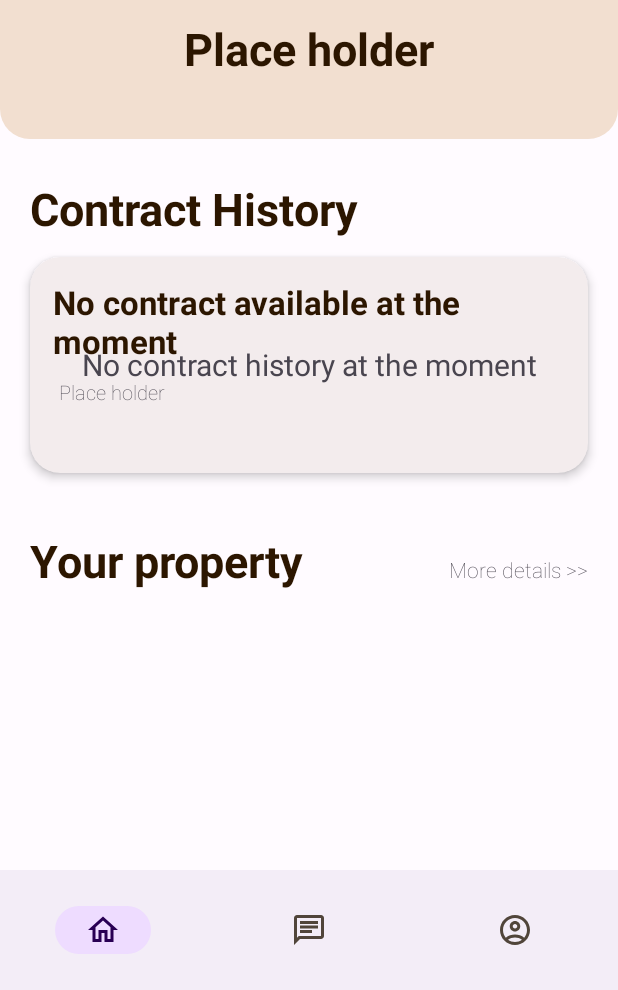
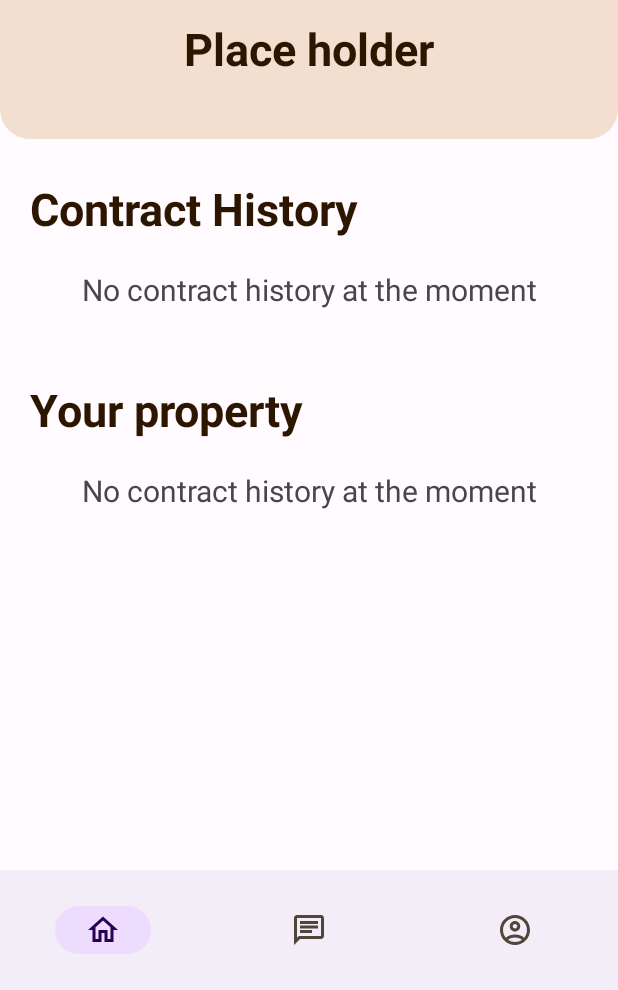
Before and after one commit to PhiThai1309/BestHouse, an Android app: the fragment AccountFragment placed in its activity, on a phone screen of 412 x 824 dp, the part 246-1236 px from its top. Run offline under Robolectric (Android 15) with nearby library versions, the phone set to English and light mode, and no system bars; our stand-ins replace Firebase (no records; nobody signed in at launch, a user with empty details on screens opened directly); 6 statements that could not run were skipped.

Commit message:
Done Account view

```diff
--- a/app/src/main/java/com/team5/besthouse/fragments/AccountFragment.java
+++ b/app/src/main/java/com/team5/besthouse/fragments/AccountFragment.java
@@ -38,7 +38,6 @@ import com.google.firebase.firestore.QuerySnapshot;
 import com.google.gson.Gson;
 import com.team5.besthouse.R;
 import com.team5.besthouse.activities.LoginActivity;
-import com.team5.besthouse.activities.MainActivity;
 import com.team5.besthouse.adapters.ContractPartialAdapter;
 import com.team5.besthouse.adapters.PropertyPartialCardAdapter;
 import com.team5.besthouse.constants.UnchangedValues;
@@ -54,7 +53,6 @@ import com.team5.besthouse.services.StoreService;
 
 import java.util.ArrayList;
 import java.util.List;
-import java.util.Objects;
 
 /**
  * A simple {@link Fragment} subclass.
@@ -78,10 +76,10 @@ public class AccountFragment extends Fragment {
     private LinearProgressIndicator progressIndicator;
 
     private RecyclerView propertyView;
-    private List<Property> propertyList;
+    private ArrayList<Property> propertyList;
     private PropertyPartialCardAdapter adapter;
 
-    private View historyTitle, historyWrapper;
+    private View historyTitle, historyWrapper, propertyTitle, propertyWrapper;
 
     Gson gson;
     User user;
@@ -174,19 +172,19 @@ public class AccountFragment extends Fragment {
 
             historyTitle = binding.getRoot().findViewById(R.id.contract_history_title);
             historyWrapper = binding.getRoot().findViewById(R.id.contract_history_wrapper);
-            TextView seeMoreButton = historyTitle.findViewById(R.id.see_more);
-            TextView noData = historyWrapper.findViewById(R.id.display_none);
+            TextView seeMoreBtn = historyTitle.findViewById(R.id.see_more);
+            TextView noneData = historyWrapper.findViewById(R.id.display_none);
 
             if(contractList.isEmpty()) {
-                contractList.add(Contract.STATICCONTRACT);
-                adapter1.notifyDataSetChanged();
-                seeMoreButton.setVisibility(View.GONE);
-//                historyView.setVisibility(View.GONE);
-            } else if(contractList.size() <= 5 && contractList.size() > 0) {
-                seeMoreButton.setVisibility(View.GONE);
-                noData.setVisibility(View.GONE);
+//                contractList.add(Contract.STATICCONTRACT);
+//                adapter1.notifyDataSetChanged();
+                seeMoreBtn.setVisibility(View.GONE);
+                historyView.setVisibility(View.GONE);
+            } else if(contractList.size() <= 5) {
+                seeMoreBtn.setVisibility(View.GONE);
+                noneData.setVisibility(View.GONE);
             } else {
-                noData.setVisibility(View.GONE);
+                noneData.setVisibility(View.GONE);
             }
 //            progressIndicator.setVisibility(View.GONE);
         }
@@ -210,6 +208,23 @@ public class AccountFragment extends Fragment {
                 propertyList.remove(p);
                 propertyList.add(p);
                 adapter.notifyDataSetChanged();
+            }
+
+            propertyTitle = binding.getRoot().findViewById(R.id.property_list_title);
+            propertyWrapper = binding.getRoot().findViewById(R.id.property_list);
+            TextView seeMoreButton = propertyTitle.findViewById(R.id.see_more);
+            TextView noData = propertyWrapper.findViewById(R.id.display_none);
+
+            if(propertyList.isEmpty()) {
+//                contractList.add(Contract.STATICCONTRACT);
+//                adapter1.notifyDataSetChanged();
+                seeMoreButton.setVisibility(View.GONE);
+                propertyView.setVisibility(View.GONE);
+            } else if(propertyList.size() <= 5) {
+                seeMoreButton.setVisibility(View.GONE);
+                noData.setVisibility(View.GONE);
+            } else {
+                noData.setVisibility(View.GONE);
             }
 //            progressIndicator.setVisibility(View.GONE);
         }
@@ -263,7 +278,7 @@ public class AccountFragment extends Fragment {
         seeMoreTitle.setText("Contract History");
 
         historyWrapper = binding.getRoot().findViewById(R.id.contract_history_wrapper);
-        historyView = historyWrapper.findViewById(R.id.contract_history);
+        historyView = historyWrapper.findViewById(R.id.recycler_view);
 
         TextView moreContract = historyTitle.findViewById(R.id.see_more);
         moreContract.setOnClickListener(new View.OnClickListener() {
@@ -297,17 +312,34 @@ public class AccountFragment extends Fragment {
         //Property setup here-------------------------------------------------------------
         Gson gson = new Gson();
         User user = gson.fromJson(storeService.getStringValue(UnchangedValues.LOGIN_USER), Tenant.class);
-        if(user.getRole() == UserRole.TENANT) {
-            LinearLayout propertyList = binding.getRoot().findViewById(R.id.property_list);
-            propertyList.setVisibility(View.GONE);
-        }
+        View propertyWrapper = binding.getRoot().findViewById(R.id.property_list);
+
         View propertyLayout = binding.getRoot().findViewById(R.id.property_list_title);
         TextView propertyTitle = propertyLayout.findViewById(R.id.see_more_title);
+
+        if(user.getRole() == UserRole.TENANT) {
+            propertyWrapper.setVisibility(View.GONE);
+            propertyTitle.setVisibility(View.GONE);
+        }
+
         propertyTitle.setText("Your property");
+
+        TextView moreProperty = propertyLayout.findViewById(R.id.see_more);
+        moreProperty.setOnClickListener(new View.OnClickListener() {
+            @Override
+            public void onClick(View view) {
+                Bundle bundle = new Bundle();
+                bundle.putParcelableArrayList("list",  propertyList);
+
+                MorePropertyFragment bottomDialogFragment = new MorePropertyFragment();
+                bottomDialogFragment.setArguments(bundle);
+                bottomDialogFragment.show(requireActivity().getSupportFragmentManager(), "ActionBottomDialogFragment.TAG");
+            }
+        });
 
         propertyList = new ArrayList<>();
 
-        propertyView = binding.getRoot().findViewById(R.id.account_property);
+        propertyView = propertyWrapper.findViewById(R.id.recycler_view);
         LinearLayoutManager linearLayoutManager2 = new LinearLayoutManager(requireContext(), LinearLayoutManager.VERTICAL, false);
         //Set the layout manager
         linearLayoutManager.setStackFromEnd(false);
--- a/app/src/main/java/com/team5/besthouse/models/Contract.java
+++ b/app/src/main/java/com/team5/besthouse/models/Contract.java
@@ -103,9 +103,15 @@ public class Contract implements Parcelable {
     }
 
     public Date convertStartDay(){
+        if(startDate == null) {
+            return null;
+        }
         return startDate.toDate();
     }
     public Date convertEndDay(){
+        if(endDate == null) {
+            return null;
+        }
         return endDate.toDate();
     }
 
--- a/app/src/main/res/layout/fragment_account.xml
+++ b/app/src/main/res/layout/fragment_account.xml
@@ -91,24 +91,31 @@
                 android:id="@+id/contract_history_wrapper"
                 layout="@layout/layout_recyclerview_wrap"/>
 
-            <LinearLayout
+<!--            <LinearLayout-->
+<!--                android:id="@+id/property_list"-->
+<!--                android:layout_width="match_parent"-->
+<!--                android:layout_height="wrap_content"-->
+<!--                android:orientation="vertical">-->
+<!--                <include-->
+<!--                    android:id="@+id/property_list_title"-->
+<!--                    layout="@layout/layout_see_more"/>-->
+<!--                <androidx.recyclerview.widget.RecyclerView-->
+<!--                    android:id="@+id/account_property"-->
+<!--                    android:layout_width="match_parent"-->
+<!--                    android:layout_height="wrap_content"-->
+<!--                    android:clipToPadding="false"-->
+<!--                    android:orientation="vertical"-->
+<!--                    app:layoutManager="androidx.recyclerview.widget.LinearLayoutManager"-->
+<!--                    app:layout_behavior="@string/appbar_scrolling_view_behavior"-->
+<!--                    tools:listitem="@layout/layout_card_main"/>-->
+<!--            </LinearLayout>-->
+
+            <include
+                android:id="@+id/property_list_title"
+                layout="@layout/layout_see_more"/>
+            <include
                 android:id="@+id/property_list"
-                android:layout_width="match_parent"
-                android:layout_height="wrap_content"
-                android:orientation="vertical">
-                <include
-                    android:id="@+id/property_list_title"
-                    layout="@layout/layout_see_more"/>
-                <androidx.recyclerview.widget.RecyclerView
-                    android:id="@+id/account_property"
-                    android:layout_width="match_parent"
-                    android:layout_height="wrap_content"
-                    android:clipToPadding="false"
-                    android:orientation="vertical"
-                    app:layoutManager="androidx.recyclerview.widget.LinearLayoutManager"
-                    app:layout_behavior="@string/appbar_scrolling_view_behavior"
-                    tools:listitem="@layout/layout_card_main"/>
-            </LinearLayout>
+                layout="@layout/layout_recyclerview_wrap"/>
             <!--            <Button-->
             <!--                android:id="@+id/signOutButton"-->
             <!--                android:layout_width="match_parent"-->
--- a/app/src/main/res/layout/layout_recyclerview_wrap.xml
+++ b/app/src/main/res/layout/layout_recyclerview_wrap.xml
@@ -6,7 +6,7 @@
     xmlns:android="http://schemas.android.com/apk/res/android"
     xmlns:app="http://schemas.android.com/apk/res-auto">
     <androidx.recyclerview.widget.RecyclerView
-        android:id="@+id/contract_history"
+        android:id="@+id/recycler_view"
         android:layout_width="match_parent"
         android:layout_height="wrap_content"
         android:clipToPadding="false"
```
Also changed, not shown: app/src/main/java/com/team5/besthouse/adapters/ContractPartialAdapter.java (+8 -1 lines), app/src/main/java/com/team5/besthouse/adapters/PropertyAdapter.java (+15 -0 lines), app/src/main/java/com/team5/besthouse/adapters/PropertyCardAdapter.java (+16 -0 lines), app/src/main/java/com/team5/besthouse/adapters/PropertyPartialCardAdapter.java (+18 -4 lines).
